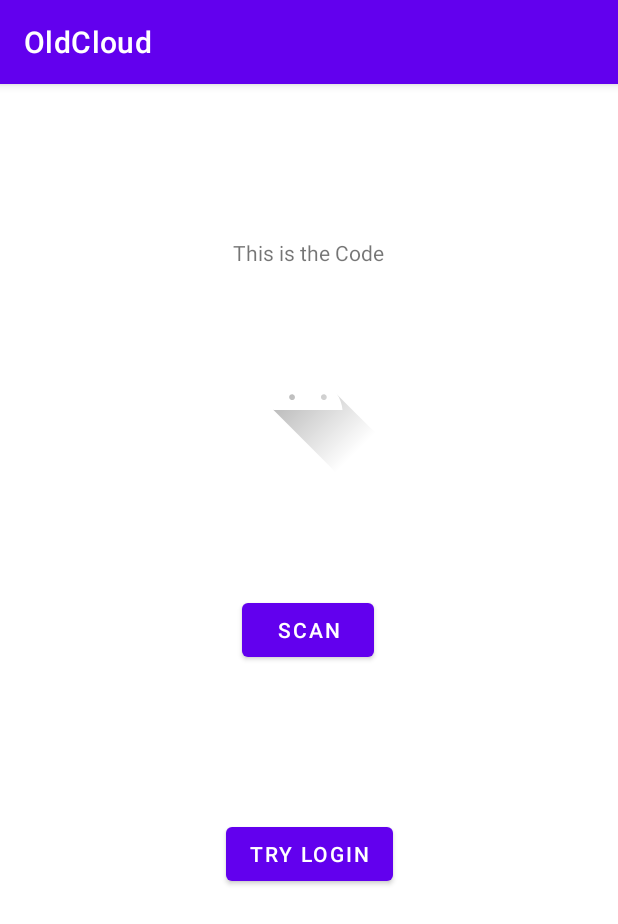
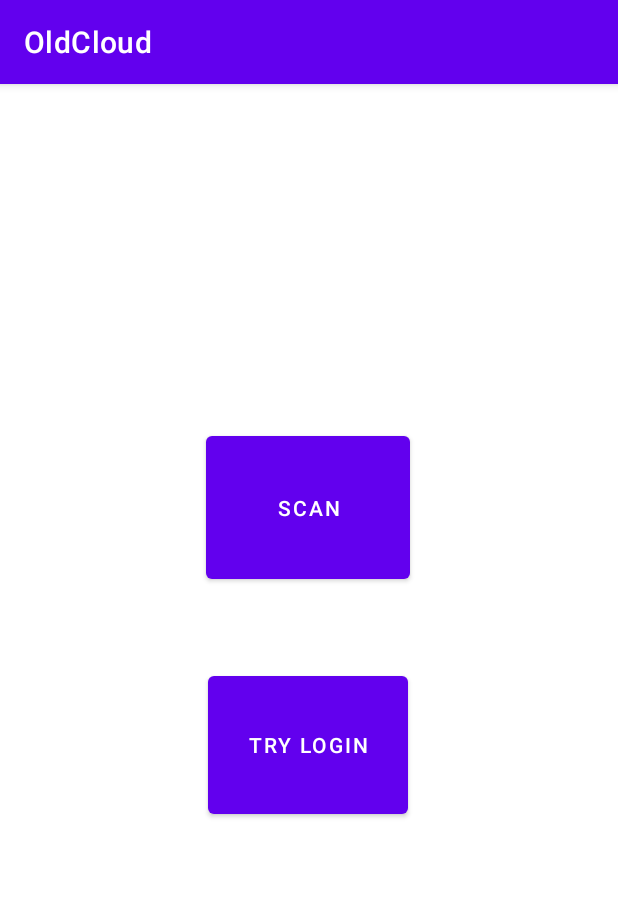
Before and after one commit to Wangmerlyn/OldCloud, an Android app: the ScanPage screen opened through its navigation route, on a phone screen of 412 x 824 dp. Shown: the top 924 px of the screen. Run offline under Robolectric (Android 15) with nearby library versions, the phone set to English and light mode, and no system bars; libraries missing offline, so code that uses them is left out: com.yzq.zxinglibrary.

Commit message:
ui little

```diff
--- a/app/src/main/java/com/xjtu/oldcloud/ScanPage.java
+++ b/app/src/main/java/com/xjtu/oldcloud/ScanPage.java
@@ -94,8 +94,8 @@ public class ScanPage extends Fragment {
         myViewModel = ViewModelProviders.of(this).get(MyViewModel.class);
         //myViewModel = ViewModelProviders.of(this).get(key,MyViewModel.class);
         button_Scan = getActivity().findViewById(R.id.button_Scan);
-        imageView_Result = getActivity().findViewById(R.id.imageView_Result);
-        textView_Code = getActivity().findViewById(R.id.textView_Code);
+        //imageView_Result = getActivity().findViewById(R.id.imageView_Result);
+        //textView_Code = getActivity().findViewById(R.id.textView_Code);
         Scan_Code();
 
         button_LoginShit = getActivity().findViewById(R.id.button_LoginShit);
--- a/app/src/main/res/layout/fragment_login.xml
+++ b/app/src/main/res/layout/fragment_login.xml
@@ -53,7 +53,9 @@
         android:text="@string/str_login_Button"
         app:layout_constraintBottom_toBottomOf="parent"
         app:layout_constraintEnd_toEndOf="parent"
-        app:layout_constraintStart_toStartOf="parent" />
+        app:layout_constraintStart_toStartOf="parent"
+        app:layout_constraintTop_toTopOf="parent"
+        app:layout_constraintVertical_bias="0.701" />
 
     <EditText
         android:id="@+id/editTextPhone_PhoneNumber"
--- a/app/src/main/res/layout/fragment_scan_page.xml
+++ b/app/src/main/res/layout/fragment_scan_page.xml
@@ -7,35 +7,10 @@
     android:layout_height="match_parent"
     tools:context=".ScanPage">
 
-    <TextView
-        android:id="@+id/textView_Code"
-        android:layout_width="wrap_content"
-        android:layout_height="wrap_content"
-        android:text="@string/str_scan_page_TextView_title"
-        app:layout_constraintBottom_toBottomOf="parent"
-        app:layout_constraintEnd_toEndOf="parent"
-        app:layout_constraintHorizontal_bias="0.498"
-        app:layout_constraintStart_toStartOf="parent"
-        app:layout_constraintTop_toTopOf="parent"
-        app:layout_constraintVertical_bias="0.137" />
-
-    <ImageView
-        android:id="@+id/imageView_Result"
-        android:layout_width="wrap_content"
-        android:layout_height="wrap_content"
-        android:layout_marginBottom="17dp"
-        android:src="@drawable/ic_launcher_foreground"
-        app:layout_constraintBottom_toBottomOf="parent"
-        app:layout_constraintEnd_toEndOf="parent"
-        app:layout_constraintHorizontal_bias="0.498"
-        app:layout_constraintStart_toStartOf="parent"
-        app:layout_constraintTop_toTopOf="parent"
-        app:layout_constraintVertical_bias="0.239" />
-
     <Button
         android:id="@+id/button_Scan"
-        android:layout_width="wrap_content"
-        android:layout_height="wrap_content"
+        android:layout_width="136dp"
+        android:layout_height="107dp"
         android:layout_marginBottom="100dp"
         android:text="@string/str_scan_page_Button_scan"
         app:layout_constraintBottom_toBottomOf="parent"
@@ -43,17 +18,18 @@
         app:layout_constraintHorizontal_bias="0.498"
         app:layout_constraintStart_toStartOf="parent"
         app:layout_constraintTop_toTopOf="parent"
-        app:layout_constraintVertical_bias="0.548" />
+        app:layout_constraintVertical_bias="0.408" />
 
     <Button
         android:id="@+id/button_LoginShit"
-        android:layout_width="wrap_content"
-        android:layout_height="wrap_content"
+        android:layout_width="133dp"
+        android:layout_height="104dp"
         android:gravity="center"
         android:text="@string/str_scan_page_Button_LoginShit"
         app:layout_constraintBottom_toBottomOf="parent"
         app:layout_constraintEnd_toEndOf="parent"
+        app:layout_constraintHorizontal_bias="0.498"
         app:layout_constraintStart_toStartOf="parent"
         app:layout_constraintTop_toTopOf="parent"
-        app:layout_constraintVertical_bias="0.68" />
+        app:layout_constraintVertical_bias="0.585" />
 </androidx.constraintlayout.widget.ConstraintLayout>
--- a/app/src/main/res/values/strings.xml
+++ b/app/src/main/res/values/strings.xml
@@ -5,8 +5,10 @@
     <string name="str_code_page_Button">Refresh</string>
     <string name="str_login_TextView_title">Plz login</string>
     <string name="str_login_EditText_Name">Name</string>
-    <string name="str_login_Button">Button</string>
+    <string name="str_login_Button">Login</string>
     <string name="str_scan_page_TextView_title">This is the Code</string>
     <string name="str_scan_page_Button_scan">Scan</string>
     <string name="str_scan_page_Button_LoginShit">Try Login</string>
+    <string name="str_login_page_EditText_Password">Password</string>
+    <string name="str_login_page_EditText_Phone">Phone Number</string>
 </resources>
```
